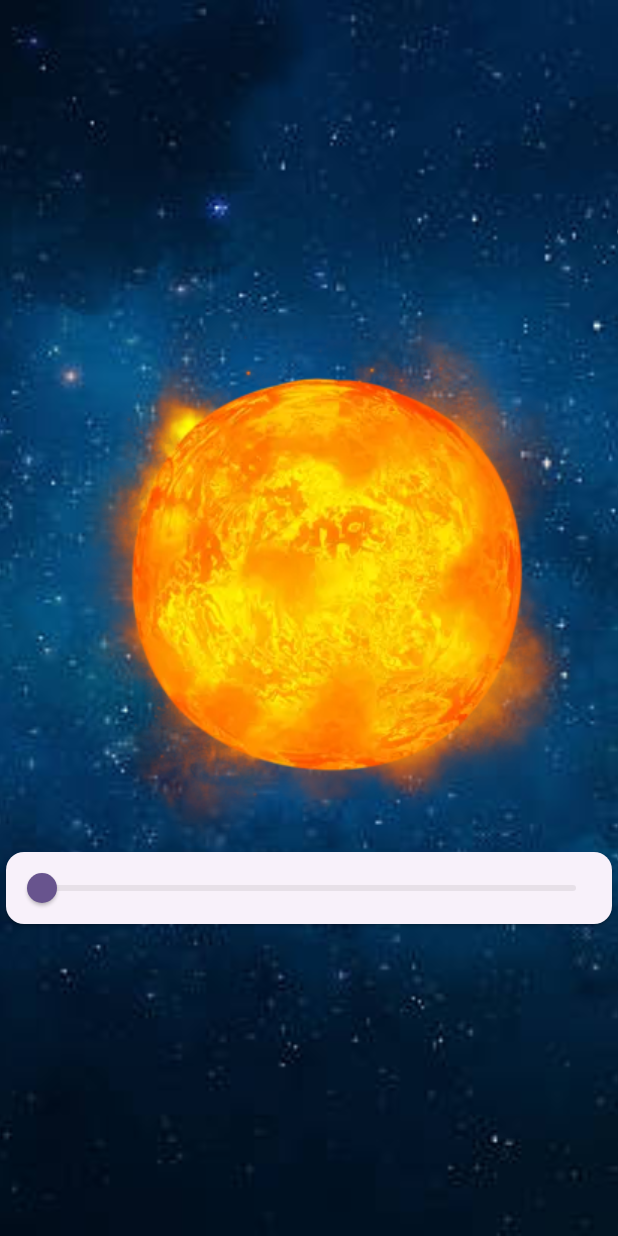
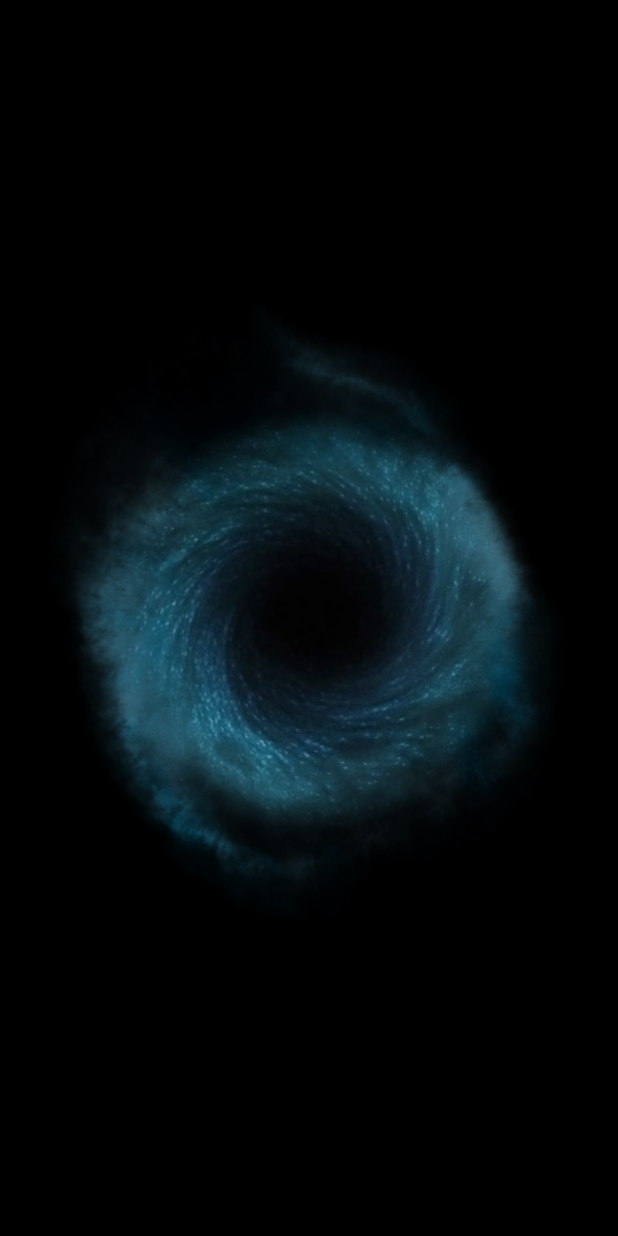
Before and after one commit to TarekAlabd/Animation_Examples_Flutter_Course, a Flutter app: the screen it shows after launch, on a phone screen of 412 x 824 dp. Run offline on Flutter 3.47's test engine with Material 3 defaults, Android fonts, the phone set to English and light mode, and no system bars; our stand-ins replace lottie.

Commit message:
feat: add the built in explicit animation

```diff
--- /dev/null
+++ b/lib/explicit_animation/black_hole_spin.dart
@@ -0,0 +1,76 @@
+import 'package:flutter/material.dart';
+
+class BlackHoleSpin extends StatefulWidget {
+  const BlackHoleSpin({super.key});
+
+  @override
+  State<BlackHoleSpin> createState() => _BlackHoleSpinState();
+}
+
+class _BlackHoleSpinState extends State<BlackHoleSpin>
+    with SingleTickerProviderStateMixin {
+  late final AnimationController _animationController;
+
+  @override
+  void initState() {
+    super.initState();
+    _animationController = AnimationController(
+      duration: const Duration(seconds: 10),
+      vsync: this,
+    )..repeat();
+  }
+
+  @override
+  void dispose() {
+    _animationController.dispose();
+    super.dispose();
+  }
+
+  @override
+  Widget build(BuildContext context) {
+    return Scaffold(
+      body: Center(
+        child: Container(
+          width: double.infinity,
+          height: double.infinity,
+          decoration: const BoxDecoration(
+            color: Colors.black,
+          ),
+          child: Stack(
+            children: [
+              Align(
+                alignment: Alignment.bottomLeft,
+                child: GestureDetector(
+                  onTap: () {
+                    if (_animationController.isAnimating) {
+                      _animationController.stop();
+                    } else {
+                      _animationController.repeat();
+                    }
+                  },
+                  child: Container(
+                    width: 100,
+                    height: 100,
+                    decoration: const BoxDecoration(
+                      color: Colors.transparent,
+                    ),
+                  ),
+                ),
+              ),
+              Align(
+                alignment: Alignment.center,
+                child: RotationTransition(
+                  turns: _animationController,
+                  alignment: Alignment.center,
+                  child: Image.asset(
+                    'assets/images/black_hole.png',
+                  ),
+                ),
+              ),
+            ],
+          ),
+        ),
+      ),
+    );
+  }
+}
--- a/lib/main.dart
+++ b/lib/main.dart
@@ -1,3 +1,4 @@
+import 'package:animation_examples/explicit_animation/black_hole_spin.dart';
 import 'package:animation_examples/implicit_animation/fade_in_anim.dart';
 import 'package:animation_examples/implicit_animation/shape_shifting.dart';
 import 'package:animation_examples/implicit_animation/universe_galaxy.dart';
@@ -21,7 +22,7 @@ class MyApp extends StatelessWidget {
         colorScheme: ColorScheme.fromSeed(seedColor: Colors.deepPurple),
         useMaterial3: true,
       ),
-      home: const UniverseGalaxy(),
+      home: const BlackHoleSpin(),
     );
   }
 }
```
Also changed, not shown: assets/images/black_hole.png (added).
